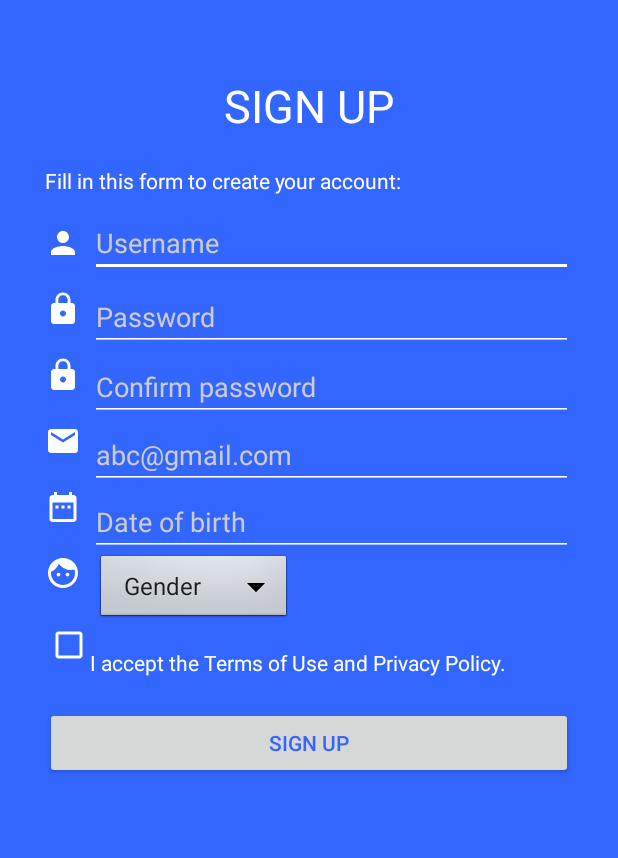
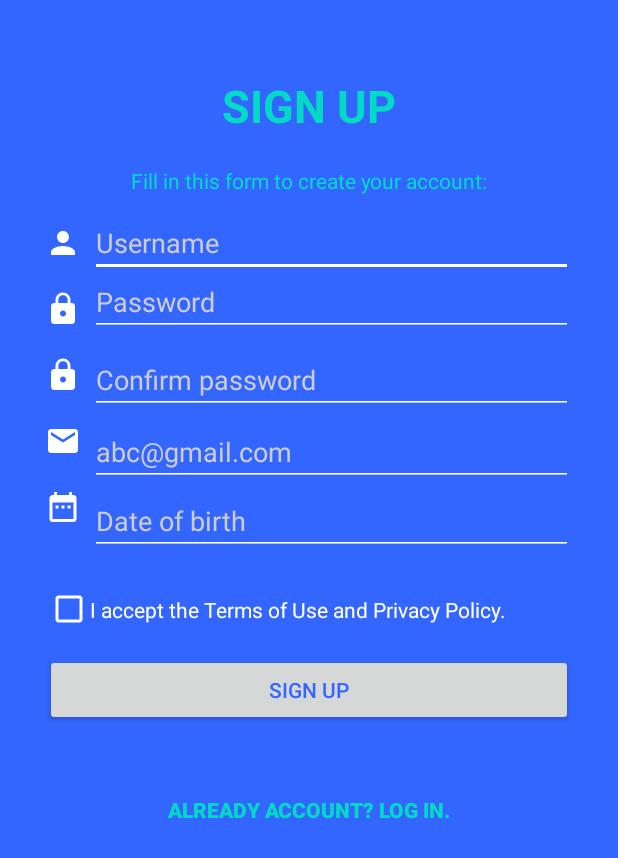
Before and after one commit to quachphuong272/AppSmartLearn, an Android app: the ActivitySignUp screen opened directly, with no data from a screen before it, on a phone screen of 412 x 824 dp. Shown: the top 858 px of the screen. Run offline under Robolectric (Android 15) with nearby library versions, the phone set to English and light mode, and no system bars; our stand-ins replace Firebase (no records; nobody signed in at launch, a user with empty details on screens opened directly).

Commit message:
commit sign up/log in/ home

```diff
--- a/app/src/main/java/com/example/appsmartlearn/ActivitySignUp.java
+++ b/app/src/main/java/com/example/appsmartlearn/ActivitySignUp.java
@@ -1,37 +1,56 @@
 package com.example.appsmartlearn;
 
+import androidx.annotation.NonNull;
 import androidx.appcompat.app.AppCompatActivity;
 
 import android.app.DatePickerDialog;
 import android.content.Intent;
-import android.graphics.Color;
-import android.graphics.drawable.ColorDrawable;
 import android.os.Bundle;
+import android.text.TextUtils;
 import android.view.View;
-import android.view.ViewGroup;
 import android.view.WindowManager;
 import android.widget.AdapterView;
-import android.widget.ArrayAdapter;
 import android.widget.DatePicker;
 import android.widget.EditText;
-import android.widget.Spinner;
-import android.widget.TextView;
+import android.widget.ProgressBar;
 import android.widget.Toast;
 import android.widget.Button;
+
+import com.google.android.gms.tasks.OnCompleteListener;
+import com.google.android.gms.tasks.Task;
+import com.google.firebase.auth.AuthResult;
+import com.google.firebase.auth.FirebaseAuth;
+
 import java.util.Calendar;
-import java.util.Date;
 
 public class ActivitySignUp extends AppCompatActivity implements AdapterView.OnItemSelectedListener {
-    private EditText date;
-    Button btn_sign_up;
+    EditText aUsername, aPassword, aEmail, aDoB;
+    Button btn_sign_up, btn_log_in;
     DatePickerDialog datePickerDialog;
+    ProgressBar progressBar;
+    FirebaseAuth fAuth;
+
+
     @Override
     protected void onCreate(Bundle savedInstanceState) {
         super.onCreate(savedInstanceState);
         getWindow().setFlags(WindowManager.LayoutParams.FLAG_FULLSCREEN, WindowManager.LayoutParams.FLAG_FULLSCREEN);
         setContentView(R.layout.activity_sign_up);
 
-        btn_sign_up = (Button) findViewById(R.id.btn_sign_up);
+
+        aUsername = findViewById(R.id.et_email);
+        aPassword = findViewById(R.id.et_password);
+        aEmail = findViewById(R.id.et_email);
+        aDoB = findViewById(R.id.et_date_of_birth);
+        btn_sign_up = findViewById(R.id.btn_sign_up);
+        fAuth = FirebaseAuth.getInstance();
+        progressBar = findViewById(R.id.progressBar);
+
+//        if(fAuth.getCurrentUser() != null){
+//            startActivity(new Intent(getApplicationContext(),MainActivity.class));
+//            finish();
+//        }
+
         btn_sign_up.setOnClickListener(new View.OnClickListener() {
             @Override
             public void onClick(View v) {
@@ -40,14 +59,7 @@ public class ActivitySignUp extends AppCompatActivity implements AdapterView.OnI
             }
         });
 
-        Spinner spinner = findViewById(R.id.spinner_gender);
-        ArrayAdapter<CharSequence> adapter = ArrayAdapter.createFromResource(this, R.array.genders, android.R.layout.simple_spinner_item);
-        adapter.setDropDownViewResource(android.R.layout.simple_spinner_dropdown_item);
-        spinner.setAdapter(adapter);
-        spinner.setOnItemSelectedListener(this);
-
-        date = findViewById(R.id.et_date_of_birth);
-        date.setOnClickListener(new View.OnClickListener() {
+        aDoB.setOnClickListener(new View.OnClickListener() {
             @Override
             public void onClick(View v) {
                 Calendar calendar = Calendar.getInstance();
@@ -57,12 +69,56 @@ public class ActivitySignUp extends AppCompatActivity implements AdapterView.OnI
                 datePickerDialog = new DatePickerDialog(ActivitySignUp.this, new DatePickerDialog.OnDateSetListener() {
                     @Override
                     public void onDateSet(DatePicker view, int year, int month, int dayOfMonth) {
-                        date.setText(day+"/"+(month+1)+"/"+year);
+                        aDoB.setText(day+"/"+(month+1)+"/"+year);
                     }
                 },year,month,day);
                 datePickerDialog.show();
             }
         });
+
+        btn_sign_up.setOnClickListener(new View.OnClickListener() {
+            @Override
+            public void onClick(View v) {
+                String email = aEmail.getText().toString().trim();
+                String password = aPassword.getText().toString().trim();
+
+                if (TextUtils.isEmpty(email)) {
+                    aEmail.setError("Email is required !!!");
+                    return;
+                }
+
+                if (TextUtils.isEmpty(password)) {
+                    aPassword.setError("Password is required !!!");
+                    return;
+                }
+                if (password.length() < 6) {
+                    aPassword.setError("Password must be more than 6 characters !!!");
+                    return;
+                }
+
+                progressBar.setVisibility(View.VISIBLE);
+
+                fAuth.createUserWithEmailAndPassword(email, password).addOnCompleteListener(new OnCompleteListener<AuthResult>() {
+                    @Override
+                    public void onComplete(@NonNull Task<AuthResult> task) {
+                        if (task.isSuccessful()) {
+                            Toast.makeText(ActivitySignUp.this, "User Created", Toast.LENGTH_SHORT).show();
+                            startActivity(new Intent(getApplicationContext(), ActivityLogIn.class));
+                        } else {
+                            Toast.makeText(ActivitySignUp.this, "Error!!!" + task.getException().getMessage(), Toast.LENGTH_SHORT).show();
+                        }
+
+                    }
+                });
+            }
+        });
+//                btn_log_in.setOnClickListener(new View.OnClickListener() {
+//            @Override
+//            public void onClick(View v) {
+//                startActivity(new Intent(getApplicationContext(),ActivityLogIn.class));
+//            }
+//        });
+
     }
 
     @Override
@@ -76,4 +132,6 @@ public class ActivitySignUp extends AppCompatActivity implements AdapterView.OnI
     public void onNothingSelected(AdapterView<?> parent) {
 
     }
+
+
 }
--- a/app/src/main/res/layout/activity_sign_up.xml
+++ b/app/src/main/res/layout/activity_sign_up.xml
@@ -16,8 +16,9 @@
         android:layout_marginTop="@dimen/activity_horizontal_margin"
         android:text="@string/sign_up"
         android:textAllCaps="true"
-        android:textColor="@color/color1"
+        android:textColor="@color/colorAccent"
         android:textSize="@dimen/text_medium"
+        android:textStyle="bold"
         app:layout_constraintEnd_toEndOf="parent"
         app:layout_constraintStart_toStartOf="parent"
         app:layout_constraintTop_toTopOf="parent" />
@@ -29,7 +30,9 @@
         android:layout_height="wrap_content"
         android:layout_marginTop="@dimen/margin_basex4"
         android:text="Fill in this form to create your account:"
-        android:textColor="@color/color1"
+        android:textAlignment="center"
+        android:textColor="@color/colorAccent"
+        app:layout_constraintEnd_toEndOf="parent"
         app:layout_constraintStart_toStartOf="parent"
         app:layout_constraintTop_toBottomOf="@id/tv_sign_up" />
 
@@ -39,7 +42,7 @@
         android:layout_height="wrap_content"
         android:layout_marginTop="@dimen/margin_basex4"
         android:src="@drawable/ic_username"
-        app:layout_constraintRight_toLeftOf="@id/et_username"
+        app:layout_constraintRight_toLeftOf="@id/et_email"
         app:layout_constraintStart_toStartOf="parent"
         app:layout_constraintTop_toBottomOf="@id/tv_fill_in" />
 
@@ -69,23 +72,22 @@
         app:layout_constraintStart_toStartOf="parent"
         app:layout_constraintTop_toBottomOf="@id/iv_username" />
 
+
     <EditText
         android:id="@+id/et_password"
         android:layout_width="match_parent"
         android:layout_height="wrap_content"
         android:layout_marginStart="@dimen/activity_vertical_margin"
-        android:layout_marginTop="@dimen/margin_basex4"
         android:backgroundTint="@color/color1"
         android:hint="Password"
         android:password="true"
         android:textColor="@color/color1"
         android:textColorHint="@color/color_hint"
-        app:layout_constraintBottom_toBottomOf="@id/iv_password"
+        app:layout_constraintBottom_toBottomOf="@+id/iv_password"
         app:layout_constraintEnd_toEndOf="parent"
         app:layout_constraintLeft_toRightOf="@id/iv_password"
         app:layout_constraintStart_toEndOf="@id/iv_password"
-        app:layout_constraintTop_toBottomOf="@id/et_username" />
-
+        app:layout_constraintTop_toBottomOf="@+id/et_username" />
 
     <ImageView
         android:id="@+id/iv_confirm_password"
@@ -140,30 +142,6 @@
         app:layout_constraintTop_toBottomOf="@id/et_email"
         />
 
-    <ImageView
-        android:id="@+id/iv_gender"
-        android:layout_width="wrap_content"
-        android:layout_height="wrap_content"
-        android:layout_marginTop="@dimen/margin_basex4"
-        android:src="@drawable/ic_gender"
-        app:layout_constraintRight_toLeftOf="@id/spinner_gender"
-        app:layout_constraintStart_toStartOf="parent"
-        app:layout_constraintTop_toBottomOf="@id/iv_date_of_birth" />
-
-    <Spinner
-        android:layout_width="wrap_content"
-        android:layout_height="wrap_content"
-        android:layout_marginStart="10dp"
-        android:layout_marginTop="20dp"
-        android:id="@+id/spinner_gender"
-        android:background="@android:drawable/btn_dropdown"
-        android:spinnerMode="dropdown"
-        app:layout_constraintBottom_toBottomOf="@id/iv_gender"
-        app:layout_constraintLeft_toRightOf="@id/iv_gender"
-        app:layout_constraintStart_toEndOf="@id/iv_gender"
-        app:layout_constraintTop_toBottomOf="@id/et_date_of_birth"
-        />
-
     <CheckBox
         android:id="@+id/cb_accept"
         android:layout_width="wrap_content"
@@ -174,7 +152,7 @@
         android:src="@drawable/ic_password"
         app:layout_constraintRight_toLeftOf="@id/tv_accept"
         app:layout_constraintStart_toStartOf="parent"
-        app:layout_constraintTop_toBottomOf="@id/iv_gender" />
+        app:layout_constraintTop_toBottomOf="@id/et_date_of_birth" />
 
     <TextView
         android:id="@+id/tv_accept"
@@ -182,14 +160,14 @@
         android:layout_height="wrap_content"
         android:layout_marginStart="@dimen/activity_vertical_margin"
         android:layout_marginTop="@dimen/margin_basex4"
-        android:backgroundTint="@color/color1"
+        android:backgroundTint="@color/colorAccent"
         android:text="I accept the Terms of Use and Privacy Policy."
         android:textColor="@color/color1"
         app:layout_constraintBottom_toBottomOf="@id/cb_accept"
         app:layout_constraintEnd_toEndOf="parent"
         app:layout_constraintLeft_toRightOf="@id/cb_accept"
         app:layout_constraintStart_toEndOf="@id/cb_accept"
-        app:layout_constraintTop_toBottomOf="@id/spinner_gender" />
+        app:layout_constraintTop_toBottomOf="@id/et_date_of_birth" />
 
 
     <Button
@@ -227,5 +205,29 @@
         app:layout_constraintStart_toEndOf="@id/iv_email"
         app:layout_constraintTop_toBottomOf="@id/et_confirm_password" />
 
+    <Button
+        android:id="@+id/btnLogin"
+        style="@style/Widget.AppCompat.Button.Borderless"
+        android:layout_width="wrap_content"
+        android:layout_height="wrap_content"
+        android:layout_marginTop="32dp"
+        android:text="Already account? Log in."
+        android:textColor="@color/colorAccent"
+        android:textStyle="bold"
+        app:layout_constraintEnd_toEndOf="parent"
+        app:layout_constraintStart_toStartOf="parent"
+        app:layout_constraintTop_toBottomOf="@+id/btn_sign_up" />
+
+    <ProgressBar
+        android:id="@+id/progressBar"
+        style="?android:attr/progressBarStyle"
+        android:layout_width="wrap_content"
+        android:layout_height="wrap_content"
+        android:visibility="invisible"
+        app:layout_constraintBottom_toBottomOf="parent"
+        app:layout_constraintEnd_toEndOf="parent"
+        app:layout_constraintStart_toStartOf="parent"
+        app:layout_constraintTop_toBottomOf="@+id/btn_sign_up" />
+
 
 </androidx.constraintlayout.widget.ConstraintLayout>
--- a/app/src/main/res/values/strings.xml
+++ b/app/src/main/res/values/strings.xml
@@ -7,10 +7,4 @@
     <string name="password">Password</string>
     <string name="navigation_drawer_open">Open navigation drawer</string>
     <string name="navigation_drawer_close">Close navigation drawer</string>
-    <string-array name="genders">
-        <item>Gender</item>
-        <item>Male</item>
-        <item>Female</item>
-        <item>Other</item>
-    </string-array>
 </resources>
```
Also changed, not shown: app/src/main/java/com/example/appsmartlearn/ActivityLogIn.java (+68 -5 lines), app/src/main/java/com/example/appsmartlearn/Model_User.java (+64 -0 lines), app/src/main/res/layout/activity_log_in.xml (+44 -17 lines).
